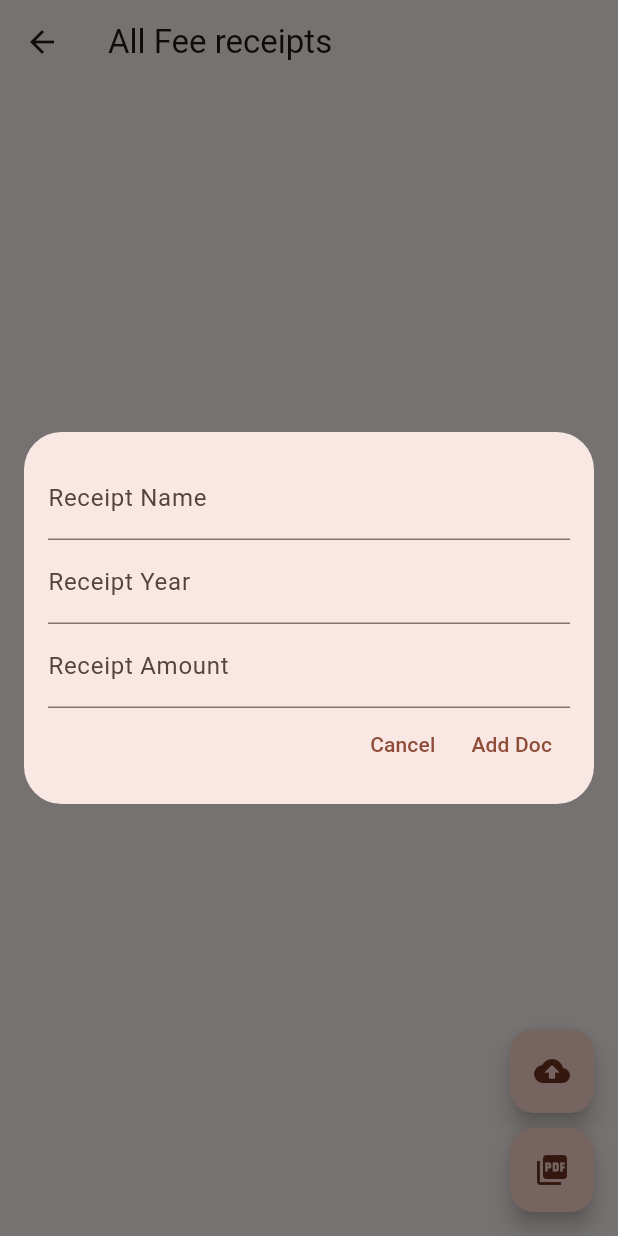
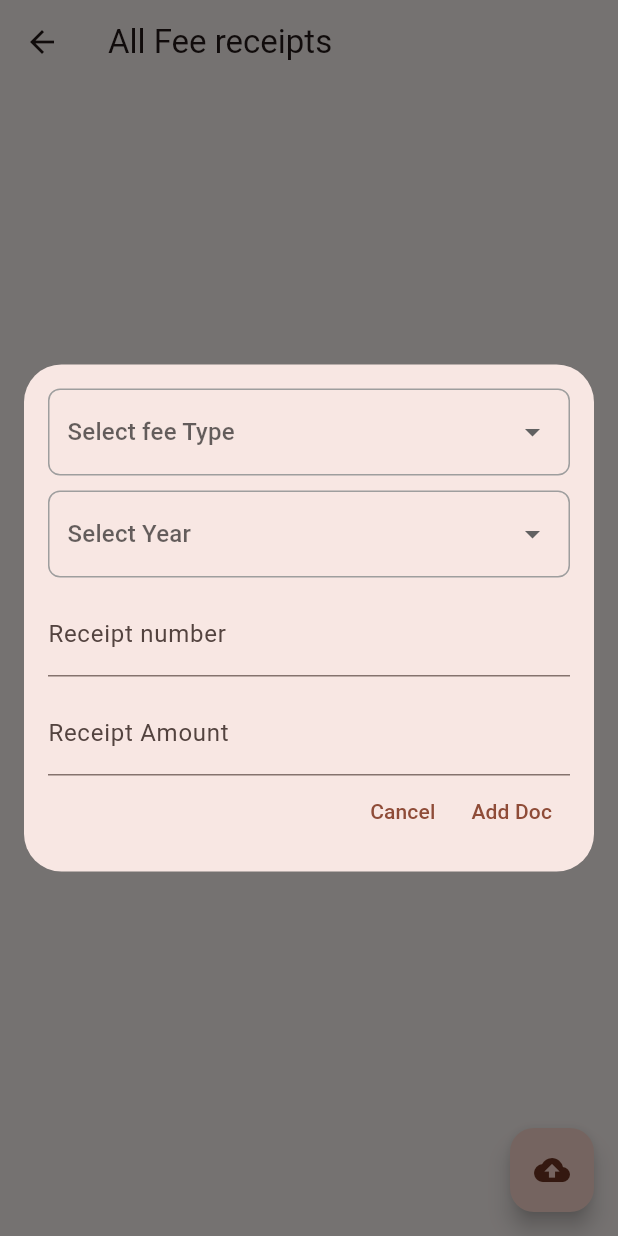
Before and after one commit to navneetprajapati26/fee-verification-student, a Flutter app: the AllFeeReceipt screen opened directly, after a tap on the "cloud upload" icon, on a phone screen of 412 x 824 dp. Run offline on Flutter 3.47's test engine with Material 3 defaults, Android fonts, the phone set to English and light mode, and no system bars; our stand-ins replace bloc, cloud_firestore, equatable, file_picker, firebase_auth, firebase_core and 3 more; missing offline and left inert: flutter_pdfview; accounts and stored records are empty.

Commit message:
FeeReceipt upload done by Navneet

```diff
--- a/lib/constents/constents.dart
+++ b/lib/constents/constents.dart
@@ -2,3 +2,34 @@ class FolderName{
   static const String images = 'images';
   static const String pdfs = 'pdfs';
 }
+
+class ListConstent{
+
+
+  static const List<String> feeType = [
+    'Academic Fee',
+    'Mess Fee',
+    'Caution Money',
+    'Maintenance Fee'
+  ];
+
+  static const List<String> branches = [
+    "Computer Science and Engineering",
+    "Electrical Engineering",
+    "Electronics Engineering",
+  ];
+
+  static const List<String> studentYear = [
+    "First Year",
+    "Second Year",
+    "Third Year",
+    "Fourth Year",
+  ];
+
+  static const List<String> FeeReceiptStatus = [
+    "pending", "approved", "rejected"
+  ];
+
+
+
+}
--- a/lib/features/auth/Screen/login_screen.dart
+++ b/lib/features/auth/Screen/login_screen.dart
@@ -3,7 +3,10 @@ import 'dart:developer';
 import 'package:flutter/material.dart';
 import 'package:bloc/bloc.dart';
 import 'package:flutter_bloc/flutter_bloc.dart';
+import '../../../constents/constents.dart';
 import '../../../screen_setup/screen_setup.dart';
+import '../../../widget/dropdown_button.dart';
+import '../../../widget/year_picker.dart';
 import '../bloc/auth_bloc.dart';
 import '../repo/auth_rapo.dart';
 
@@ -18,11 +21,16 @@ class AuthScreen extends StatefulWidget {
 class _AuthScreenState extends State<AuthScreen> {
   final _emailController = TextEditingController();
   final _passwordController = TextEditingController();
-  final _usernameController = TextEditingController();
   final _studentNameController = TextEditingController();
   final _studentRollNoController = TextEditingController();
-  final _studentYearController = TextEditingController();
-  final _studentBranchController = TextEditingController();
+
+
+
+  late final String _yearOfAdmission ;
+  late final String _studentYear;
+  late final String _studentBranch;
+
+
   bool _isLogin = false;
 
   bool _isPasswordHidden = true;
@@ -37,11 +45,8 @@ class _AuthScreenState extends State<AuthScreen> {
   void dispose() {
     _emailController.dispose();
     _passwordController.dispose();
-    _usernameController.dispose();
     _studentNameController.dispose();
     _studentRollNoController.dispose();
-    _studentYearController.dispose();
-    _studentBranchController.dispose();
     super.dispose();
   }
 
@@ -103,13 +108,6 @@ class _AuthScreenState extends State<AuthScreen> {
                   if (!_isLogin) ...[
                     SizedBox(height: 16.0),
                     TextField(
-                      controller: _usernameController,
-                      decoration: InputDecoration(
-                        labelText: 'Username',
-                      ),
-                    ),
-                    SizedBox(height: 16.0),
-                    TextField(
                       controller: _studentNameController,
                       decoration: InputDecoration(
                         labelText: 'Student Name',
@@ -123,19 +121,45 @@ class _AuthScreenState extends State<AuthScreen> {
                       ),
                     ),
                     SizedBox(height: 16.0),
-                    TextField(
-                      controller: _studentYearController,
-                      decoration: InputDecoration(
-                        labelText: 'Student Year',
-                      ),
+
+                    YearPickerWidget(
+                      startYear: 2000,
+                      endYear: 2030,
+                      onYearChanged: (year) {
+                        print('Selected Year: $year');
+
+                        setState(() {
+                          _yearOfAdmission = year.toString();
+                        });
+                      },
                     ),
                     SizedBox(height: 16.0),
-                    TextField(
-                      controller: _studentBranchController,
-                      decoration: InputDecoration(
-                        labelText: 'Student Branch',
-                      ),
+                    CustomDropdownButton(
+                      items:ListConstent.studentYear,
+                      hint: 'Select student year',
+                      onChanged: (value) {
+                        print('Selected: $value');
+
+                        setState(() {
+                          _studentYear = value!;
+                        });
+
+                      },
                     ),
+                    SizedBox(height: 16.0),
+                    CustomDropdownButton(
+                      items:ListConstent.branches,
+                      hint: 'Select a branch',
+                      onChanged: (value) {
+                        print('Selected: $value');
+
+
+                        setState(() {
+                          _studentBranch = value!;
+                        });
+                      },
+                    ),
+
                   ],
                   SizedBox(height: 16.0),
                   ElevatedButton(
@@ -148,17 +172,16 @@ class _AuthScreenState extends State<AuthScreen> {
                           ),
                         );
                       } else {
+
                         context.read<AuthBloc>().add(
                           SignUpRequested(
                             email: _emailController.text.trim(),
                             password: _passwordController.text.trim(),
-                            username: _usernameController.text.trim(),
+                            yearOfAdmission: _yearOfAdmission,
                             studentName: _studentNameController.text.trim(),
-                            studentRollNo:
-                            _studentRollNoController.text.trim(),
-                            studentYear: _studentYearController.text.trim(),
-                            studentBranch:
-                            _studentBranchController.text.trim(),
+                            studentRollNo: _studentRollNoController.text.trim(),
+                            studentYear: _studentYear,
+                            studentBranch: _studentBranch,
                           ),
                         );
                       }
--- a/lib/features/auth/bloc/auth_bloc.dart
+++ b/lib/features/auth/bloc/auth_bloc.dart
@@ -39,7 +39,7 @@ class AuthBloc extends Bloc<AuthEvent, AuthState> {
       );
 
       final studentModel = StudentModel(
-        username: event.username,
+        yearOfAdmission: event.yearOfAdmission,
         userId: userCredential.user!.uid,
         userEmailId: event.email,
         studentName: event.studentName,
--- a/lib/features/auth/bloc/auth_event.dart
+++ b/lib/features/auth/bloc/auth_event.dart
@@ -20,7 +20,7 @@ class SignInRequested extends AuthEvent {
 class SignUpRequested extends AuthEvent {
   final String email;
   final String password;
-  final String username;
+  final String yearOfAdmission;
   final String studentName;
   final String studentRollNo;
   final String studentYear;
@@ -29,7 +29,7 @@ class SignUpRequested extends AuthEvent {
   const SignUpRequested({
     required this.email,
     required this.password,
-    required this.username,
+    required this.yearOfAdmission,
     required this.studentName,
     required this.studentRollNo,
     required this.studentYear,
@@ -40,7 +40,7 @@ class SignUpRequested extends AuthEvent {
   List<Object> get props => [
     email,
     password,
-    username,
+    yearOfAdmission,
     studentName,
     studentRollNo,
     studentYear,
--- a/lib/features/auth/model/student_model.dart
+++ b/lib/features/auth/model/student_model.dart
@@ -1,5 +1,5 @@
 class StudentModel {
-  final String username;
+  final String yearOfAdmission;
   final String userId;
   final String userEmailId;
   final String studentName;
@@ -10,7 +10,7 @@ class StudentModel {
   final List<String>? studentFeeReceiptsIdList ;
 
   StudentModel({
-    required this.username,
+    required this.yearOfAdmission,
     required this.userId,
     required this.userEmailId,
     required this.studentName,
@@ -24,12 +24,12 @@ class StudentModel {
 
   @override
   String toString() {
-    return 'StudentModel{username: $username, userId: $userId, userEmailId: $userEmailId, studentName: $studentName, studentRollNo: $studentRollNo, studentYear: $studentYear, studentBranch: $studentBranch, isStudentVerified: $isStudentVerified, studentFeeReceiptsIdList: $studentFeeReceiptsIdList}';
+    return 'StudentModel{yearOfAdmission: $yearOfAdmission, userId: $userId, userEmailId: $userEmailId, studentName: $studentName, studentRollNo: $studentRollNo, studentYear: $studentYear, studentBranch: $studentBranch, isStudentVerified: $isStudentVerified, studentFeeReceiptsIdList: $studentFeeReceiptsIdList}';
   }
 
   Map<String, dynamic> toMap() {
     return {
-      'username': this.username,
+      'yearOfAdmission': this.yearOfAdmission,
       'userId': this.userId,
       'userEmailId': this.userEmailId,
       'studentName': this.studentName,
@@ -43,7 +43,7 @@ class StudentModel {
 
   factory StudentModel.fromMap(Map<String, dynamic> map) {
     return StudentModel(
-      username: map['username'] as String? ?? '',
+      yearOfAdmission: map['yearOfAdmission'] as String? ?? '',
       userId: map['userId'] as String? ?? '',
       userEmailId: map['userEmailId'] as String? ?? '',
       studentName: map['studentName'] as String? ?? '',
@@ -56,7 +56,7 @@ class StudentModel {
   }
 
   StudentModel copyWith({
-    String? username,
+    String? yearOfAdmission,
     String? userId,
     String? userEmailId,
     String? studentName,
@@ -67,7 +67,7 @@ class StudentModel {
     List<String>? studentFeeReceiptsIdList,
   }) {
     return StudentModel(
-      username: username ?? this.username,
+      yearOfAdmission: yearOfAdmission ?? this.yearOfAdmission,
       userId: userId ?? this.userId,
       userEmailId: userEmailId ?? this.userEmailId,
       studentName: studentName ?? this.studentName,
@@ -75,8 +75,7 @@ class StudentModel {
       studentYear: studentYear ?? this.studentYear,
       studentBranch: studentBranch ?? this.studentBranch,
       isStudentVerified: isStudentVerified ?? this.isStudentVerified,
-      studentFeeReceiptsIdList:
-          studentFeeReceiptsIdList ?? this.studentFeeReceiptsIdList,
+      studentFeeReceiptsIdList: studentFeeReceiptsIdList ?? this.studentFeeReceiptsIdList,
     );
   }
 }
--- a/lib/features/auth/repo/auth_rapo.dart
+++ b/lib/features/auth/repo/auth_rapo.dart
@@ -65,8 +65,7 @@ class AuthRepository {
         userId = user.uid;
       }
 
-      final snapshot =
-          await _firebaseFirestore.collection('student').doc(userId).get();
+      final snapshot = await _firebaseFirestore.collection('student').doc(userId).get();
       if (snapshot.exists) {
         return StudentModel.fromMap(snapshot.data()!);
       }
--- a/lib/features/fee_risipts/bloc/fee_receipt_event.dart
+++ b/lib/features/fee_risipts/bloc/fee_receipt_event.dart
@@ -5,15 +5,17 @@ abstract class FeeReceiptEvent {}
 
 class UploadImageEvent extends FeeReceiptEvent {
   String folderName;
-  String receiptName;
+  String receiptType;
   String receiptYear;
   String receiptAmount;
+  String receiptNumber;
 
   UploadImageEvent({
     required this.folderName,
-    required this.receiptName,
+    required this.receiptType,
     required this.receiptYear,
     required this.receiptAmount,
+    required this.receiptNumber,
   });
 }
 
--- a/lib/features/fee_risipts/model/fee_receipt_model.dart
+++ b/lib/features/fee_risipts/model/fee_receipt_model.dart
@@ -1,21 +1,19 @@
-
-enum FeeReceiptStatus { pending, approved, rejected }
-
+import '../../../constents/constents.dart';
 
 class FeeReceiptModel {
   String? id;
   String? studentId;
-
-  String? receiptName;
+  String? receiptType;
+  String? receiptNum;
   String? receiptYear;
   String? receiptAmount;
   String? receiptUrl;
-  FeeReceiptStatus? receiptStatus;
+  String? receiptStatus;
 
-FeeReceiptModel({
+  FeeReceiptModel({
     this.id,
     this.studentId,
-    this.receiptName,
+    this.receiptType, this.receiptNum,
     this.receiptYear,
     this.receiptAmount,
     this.receiptUrl,
@@ -26,11 +24,12 @@ FeeReceiptModel({
     return {
       'id': this.id,
       'studentId': this.studentId,
-      'receiptName': this.receiptName,
+      'receiptType': this.receiptType,
+      'receiptNum': this.receiptNum,
       'receiptYear': this.receiptYear,
       'receiptAmount': this.receiptAmount,
       'receiptUrl': this.receiptUrl,
-      'receiptStatus': this.receiptStatus,
+      'receiptStatus': this.receiptStatus ?? ListConstent.FeeReceiptStatus[0] ,
     };
   }
 
@@ -38,33 +37,30 @@ FeeReceiptModel({
     return FeeReceiptModel(
       id: map['id'] as String,
       studentId: map['studentId'] as String,
-      receiptName: map['receiptName'] as String,
+      receiptType: map['receiptType'] as String,
+      receiptNum: map['receiptNum'] as String,
       receiptYear: map['receiptYear'] as String,
       receiptAmount: map['receiptAmount'] as String,
-      receiptUrl: map['receiptUrl'] ?? "",
-      receiptStatus: (map['receiptStatus'] as FeeReceiptStatus?) ?? FeeReceiptStatus.pending, // default to pending if null
+      receiptUrl: map['receiptUrl'] as String,
+      receiptStatus: map['receiptStatus'] as String? ?? ListConstent.FeeReceiptStatus[0],
     );
-  }
-
-
-  @override
-  String toString() {
-    return 'FeeReceiptModel{id: $id, studentId: $studentId, receiptName: $receiptName, receiptYear: $receiptYear, receiptAmount: $receiptAmount, receiptUrl: $receiptUrl, receiptStatus: $receiptStatus}';
   }
 
   FeeReceiptModel copyWith({
     String? id,
     String? studentId,
-    String? receiptName,
+    String? receiptType,
+    String? receiptNum,
     String? receiptYear,
     String? receiptAmount,
     String? receiptUrl,
-    FeeReceiptStatus? receiptStatus,
+    String? receiptStatus,
   }) {
     return FeeReceiptModel(
       id: id ?? this.id,
       studentId: studentId ?? this.studentId,
-      receiptName: receiptName ?? this.receiptName,
+      receiptType: receiptType ?? this.receiptType,
+      receiptNum: receiptNum ?? this.receiptNum,
       receiptYear: receiptYear ?? this.receiptYear,
       receiptAmount: receiptAmount ?? this.receiptAmount,
       receiptUrl: receiptUrl ?? this.receiptUrl,
@@ -72,4 +68,8 @@ FeeReceiptModel({
     );
   }
 
+  @override
+  String toString() {
+    return 'FeeReceiptModel{id: $id, studentId: $studentId, receiptType: $receiptType, receiptNum: $receiptNum, receiptYear: $receiptYear, receiptAmount: $receiptAmount, receiptUrl: $receiptUrl, receiptStatus: $receiptStatus}';
+  }
 }
--- a/lib/features/fee_risipts/repo/fee_receipt_repo.dart
+++ b/lib/features/fee_risipts/repo/fee_receipt_repo.dart
@@ -49,8 +49,7 @@ class FeeReceiptRepository {
     return null;
   }
 
-  Future<List<FeeReceiptModel>> getFeeReceiptsByIds(
-      {required List<String> feeReceiptIds}) async {
+  Future<List<FeeReceiptModel>> getFeeReceiptsByIds({required List<String> feeReceiptIds}) async {
     List<FeeReceiptModel> feeReceipts = [];
 
     for (String id in feeReceiptIds) {
--- a/lib/features/fee_risipts/screen/all_fee_risipts.dart
+++ b/lib/features/fee_risipts/screen/all_fee_risipts.dart
@@ -1,10 +1,14 @@
 
 import 'dart:developer';
 
+import 'package:flutter/cupertino.dart';
 import 'package:flutter/material.dart';
 import 'package:flutter_bloc/flutter_bloc.dart';
 
+import '../../../constents/constents.dart';
+import '../../../widget/dropdown_button.dart';
 import '../../../widget/viwe_pdf.dart';
+import '../../../widget/year_picker.dart';
 import '../bloc/fee_receipt_bloc.dart';
 
 class AllFeeReceipt extends StatefulWidget {
@@ -44,8 +48,9 @@ class _AllFeeReceiptState extends State<AllFeeReceipt> {
                       itemCount: state.feeReceiptModelList!.length,
                       itemBuilder: (context, index) {
                         return ListTile(
-                          title: Text(state.feeReceiptModelList![index].receiptName!),
-                          subtitle: Text(state.feeReceiptModelList![index].receiptYear!),
+                          leading: leadingIcon(state.feeReceiptModelList![index].receiptStatus!),
+                          title: Text(state.feeReceiptModelList![index].receiptType!),
+                          subtitle: Text("${state.feeReceiptModelList![index].receiptYear!} ${state.feeReceiptModelList![index].receiptStatus!}"),
                         );
                       },
                     )
@@ -76,32 +81,64 @@ class _AllFeeReceiptState extends State<AllFeeReceipt> {
           child: const Icon(Icons.cloud_upload),
           heroTag: 'imageUpload',
         ),
-        SizedBox(height: 10),
-        FloatingActionButton(
-          onPressed: () {
-            context
-                .read<FeeReceiptBloc>()
-                .add(UploadPDFEvent( folderName: 'your_folder_name',
-                receiptName: 'your_receipt_name',
-                receiptYear: 'your_receipt_year',
-                receiptAmount: 'your_receipt_amount'));
-          },
-          child: const Icon(Icons.picture_as_pdf),
-          heroTag: 'pdfUpload',
-        ),
+        // SizedBox(height: 10),
+        // FloatingActionButton(
+        //   onPressed: () {
+        //     context
+        //         .read<FeeReceiptBloc>()
+        //         .add(UploadPDFEvent( folderName: 'your_folder_name',
+        //         receiptName: 'your_receipt_name',
+        //         receiptYear: 'your_receipt_year',
+        //         receiptAmount: 'your_receipt_amount'));
+        //   },
+        //   child: const Icon(Icons.picture_as_pdf),
+        //   heroTag: 'pdfUpload',
+        // ),
       ],
     ),
 
     );
   }
 
+  Widget leadingIcon(String? receiptStatus) {
+
+    if(receiptStatus == ListConstent.FeeReceiptStatus[0]){
+      return Container(decoration: BoxDecoration(shape: BoxShape.circle,color: Colors.yellow),child: Padding(
+        padding: const EdgeInsets.all(8.0),
+        child: const Icon(Icons.padding_outlined,color: Colors.black,),
+      ));
+    }
+    if(receiptStatus == ListConstent.FeeReceiptStatus[1]){
+      return Container(
+          decoration: BoxDecoration(shape: BoxShape.circle,color: Colors.green),
+        child: Padding(
+          padding: const EdgeInsets.all(8.0),
+          child: const Icon(Icons.approval_rounded,color: Colors.white,),
+        ),
+      );
+    }
+    if(receiptStatus == ListConstent.FeeReceiptStatus[2]){
+      return Container(
+          decoration: BoxDecoration(shape: BoxShape.circle,color: Colors.red),
+        child: Padding(
+          padding: const EdgeInsets.all(8.0),
+          child: const Icon(Icons.close,color: Colors.white,),
+        ),
+      );
+    }
+
+    return SizedBox();
+
+  }
+
   Widget _addNewReceipt(BuildContext context) {
 
     log("in addNewReceipt",name: "addNewReceipt");
 
-    String? receiptName = "";
+    String? receiptType = "";
     String? receiptYear = "";
     String? receiptAmount = "";
+    String? receiptNumber = "";
 
 
     final _formKey = GlobalKey<FormState>();
@@ -122,20 +159,46 @@ class _AllFeeReceiptState extends State<AllFeeReceipt> {
                 child: Column(
                   mainAxisSize: MainAxisSize.min,
                   children: [
+
+
+                    CustomDropdownButton(
+                      items:ListConstent.feeType,
+                      hint: 'Select fee Type',
+                      onChanged: (value) {
+
+                        setState(() {
+                          receiptType = value!;
+                        });
+
+                        print('Selected: $receiptType');
+
+
+                      },
+                    ),
+                    SizedBox(height: 10,),
+
+                    YearPickerWidget(
+                      startYear: 2000,
+                      endYear: 2030,
+                      onYearChanged: (year) {
+                        print('Selected Year: $year');
+
+                        setState(() {
+                          receiptYear = year.toString();
+                        });
+                      },
+                    ),
+                    SizedBox(height: 10,),
+
                     TextFormField(
-                      decoration: const InputDecoration(labelText: 'Receipt Name'),
+                      decoration: const InputDecoration(labelText: 'Receipt number'),
                       validator: (value) => value!.isEmpty
-                          ? 'Please enter a receiptName'
+                          ? 'Please enter a receipt number'
                           : null,
-                      onSaved: (value) => receiptName = value!,
+                      onSaved: (value) => receiptNumber = value!,
                     ),
-                    TextFormField(
-                      decoration: const InputDecoration(labelText: 'Receipt Year'),
-                      validator: (value) => value!.isEmpty
-                          ? 'Please enter a Year'
-                          : null,
-                      onSaved: (value) => receiptYear = value,
-                    ),
+                    SizedBox(height: 10,),
+
                     TextFormField(
                       decoration: const InputDecoration(labelText: 'Receipt Amount'),
                       validator: (value) => value!.isEmpty
@@ -160,10 +223,13 @@ class _AllFeeReceiptState extends State<AllFeeReceipt> {
                         _formKey.currentState!.save();
                         context
                             .read<FeeReceiptBloc>()
-                            .add(UploadImageEvent( folderName: 'your_folder_name',
-                            receiptName: receiptName!,
+                            .add(UploadImageEvent(
+                            folderName: 'your_folder_name',
+                            receiptType: receiptType!,
                             receiptYear: receiptYear!,
-                            receiptAmount: receiptAmount!));
+                            receiptAmount: receiptAmount!,
+                          receiptNumber: receiptNumber!
+                        ));
 
                         Navigator.of(context).pop();
                       }
--- a/lib/features/user_info/screen/user_info_screen.dart
+++ b/lib/features/user_info/screen/user_info_screen.dart
@@ -38,7 +38,7 @@ class UserInfoScreen extends StatelessWidget {
                 child: Column(
                   crossAxisAlignment: CrossAxisAlignment.start,
                   children: <Widget>[
-                    Text('Username: ${state.user!.username}'),
+                    Text('Username: ${state.user!.yearOfAdmission}'),
                     Text('User ID: ${state.user!.userId}'),
                     Text('Email: ${state.user!.userEmailId}'),
                     Text('Student Name: ${state.user!.studentName}'),
--- a/lib/main.dart
+++ b/lib/main.dart
@@ -20,8 +20,7 @@ void main() async {
   SharedPreferences prefs = await SharedPreferences.getInstance();
   String? userId = prefs.getString('userId');
 
-  String initialRoute = userId != null ? ScreenSetUp.routeName : AuthScreen
-      .routeName;
+  String initialRoute = userId != null ? ScreenSetUp.routeName : AuthScreen.routeName;
 
   runApp(MyApp(
     initialRoute: initialRoute,
--- /dev/null
+++ b/lib/widget/dropdown_button.dart
@@ -0,0 +1,54 @@
+import 'package:flutter/material.dart';
+
+class CustomDropdownButton extends StatefulWidget {
+  final List<String> items;
+  final String hint;
+  final Function(String?) onChanged;
+
+  CustomDropdownButton({
+    required this.items,
+    required this.hint,
+    required this.onChanged,
+  });
+
+  @override
+  _CustomDropdownButtonState createState() => _CustomDropdownButtonState();
+}
+
+class _CustomDropdownButtonState extends State<CustomDropdownButton> {
+  String? _selectedItem;
+
+  @override
+  Widget build(BuildContext context) {
+    return Container(
+      padding: EdgeInsets.symmetric(horizontal: 12, vertical: 4),
+      decoration: BoxDecoration(
+        borderRadius: BorderRadius.circular(8),
+        border: Border.all(
+          color: Colors.grey,
+          width: 1,
+        ),
+      ),
+      child: DropdownButtonHideUnderline(
+        child: DropdownButton<String>(
+          value: _selectedItem,
+          hint: Text(widget.hint),
+          isExpanded: true,
+          icon: Icon(Icons.arrow_drop_down),
+          items: widget.items.map((String value) {
+            return DropdownMenuItem<String>(
+              value: value,
+              child: Text(value),
+            );
+          }).toList(),
+          onChanged: (String? newValue) {
+            setState(() {
+              _selectedItem = newValue;
+            });
+            widget.onChanged(newValue);
+          },
+        ),
+      ),
+    );
+  }
+}
--- /dev/null
+++ b/lib/widget/year_picker.dart
@@ -0,0 +1,59 @@
+import 'package:flutter/material.dart';
+
+class YearPickerWidget extends StatefulWidget {
+  final int startYear;
+  final int endYear;
+  final Function(int?) onYearChanged;
+
+  YearPickerWidget({
+    required this.startYear,
+    required this.endYear,
+    required this.onYearChanged,
+  });
+
+  @override
+  _YearPickerWidgetState createState() => _YearPickerWidgetState();
+}
+
+class _YearPickerWidgetState extends State<YearPickerWidget> {
+  int? _selectedYear;
+
+  @override
+  Widget build(BuildContext context) {
+    List<int> years = List<int>.generate(
+      widget.endYear - widget.startYear + 1,
+          (index) => widget.startYear + index,
+    );
+
+    return Container(
+      padding: EdgeInsets.symmetric(horizontal: 12, vertical: 4),
+      decoration: BoxDecoration(
+        borderRadius: BorderRadius.circular(8),
+        border: Border.all(
+          color: Colors.grey,
+          width: 1,
+        ),
+      ),
+      child: DropdownButtonHideUnderline(
+        child: DropdownButton<int>(
+          value: _selectedYear,
+          hint: Text('Select Year'),
+          isExpanded: true,
+          icon: Icon(Icons.arrow_drop_down),
+          items: years.map((int year) {
+            return DropdownMenuItem<int>(
+              value: year,
+              child: Text(year.toString()),
+            );
+          }).toList(),
+          onChanged: (int? newValue) {
+            setState(() {
+              _selectedYear = newValue;
+            });
+            widget.onYearChanged(newValue);
+          },
+        ),
+      ),
+    );
+  }
+}
```
Also changed, not shown: lib/features/fee_risipts/bloc/fee_receipt_bloc.dart (+4 -3 lines).
